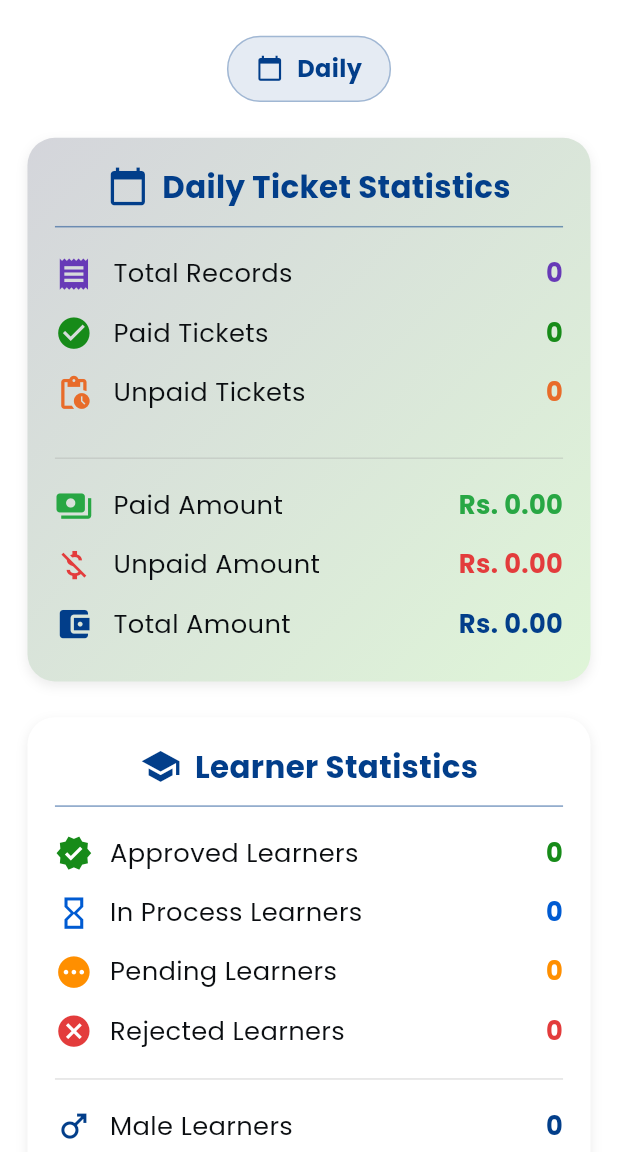
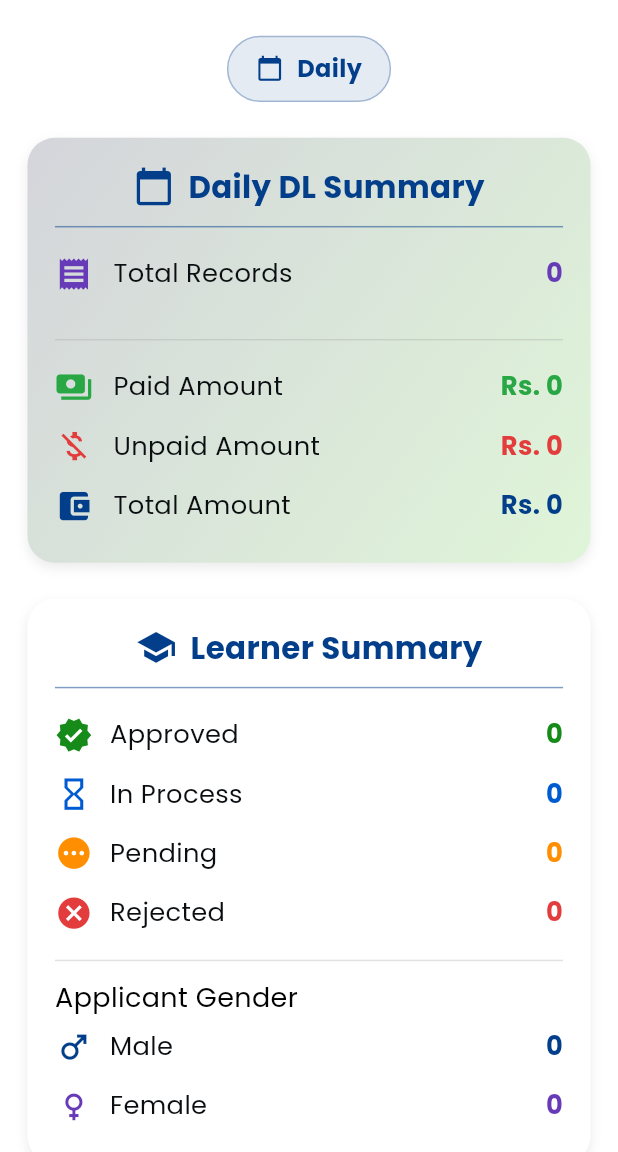
Before and after one commit to ehsanyaqoob/itp-summary-app, a Flutter app: the TotalDrivingLicencesView screen opened directly, on a phone screen of 412 x 824 dp, the part 84-1236 px from its top. Run offline on Flutter 3.47's test engine with Material 3 defaults, Android fonts, the phone set to English and light mode, and no system bars; our stand-ins replace fl_chart, flutter_screenutil, flutter_svg, fluttertoast, font_awesome_flutter, get and 2 more; network calls fail.

Commit message:
changes have maded as per desing team seggested

```diff
--- a/lib/screens/details_views/total_driving_licences.dart
+++ b/lib/screens/details_views/total_driving_licences.dart
@@ -1,5 +1,3 @@
-import 'package:flutter/material.dart';
-import 'package:get/get.dart';
 import 'package:trafficlly/models/dl_model.dart';
 import 'package:trafficlly/utills/export.dart';
 import 'package:trafficlly/widgets/App_Bar_Widget.dart';
@@ -30,12 +28,9 @@ class _TotalDrivingLicencesViewState extends State<TotalDrivingLicencesView> {
         ],
       ),
       backgroundColor: AppColors.scaffoldBackgroundColor,
-      body: Obx(() {
-        if (controller.isLoading.value && controller.isInitialLoad.value) {
-          return ShimmerClass();
-        }
-        return _buildContent();
-      }),
+      body: Obx(() => controller.isLoading.value && controller.isInitialLoad.value
+          ? ShimmerClass()
+          : _buildContent()),
     );
   }
 
@@ -49,6 +44,7 @@ class _TotalDrivingLicencesViewState extends State<TotalDrivingLicencesView> {
           DrivingLicencesInfoCard(
             selectedFilter: controller.selectedFilter.value,
             data: controller.licenceData.value,
+            formatAmount: controller.formatAmount,
           ),
           SizedBox(height: 20.h),
           LearnerStatisticsCard(data: controller.licenceData.value),
@@ -127,14 +123,16 @@ class _TotalDrivingLicencesViewState extends State<TotalDrivingLicencesView> {
   }
 }
 
-// -------------------------------------------------------------------
-// ========================== DRIVING LICENCE INFO CARD ==========================
-// -------------------------------------------------------------------
 class DrivingLicencesInfoCard extends StatelessWidget {
   final String selectedFilter;
   final DrivingLicenceModel data;
+  final String Function(double) formatAmount;
 
-  const DrivingLicencesInfoCard({required this.selectedFilter, required this.data});
+  const DrivingLicencesInfoCard({
+    required this.selectedFilter,
+    required this.data,
+    required this.formatAmount,
+  });
 
   @override
   Widget build(BuildContext context) {
@@ -160,27 +158,12 @@ class DrivingLicencesInfoCard extends StatelessWidget {
         children: [
           _buildHeader(),
           Divider(thickness: 1, color: AppColors.primary.withOpacity(0.5), height: 20.h),
-
-          _buildInfoRow(Icons.receipt, "Total Records",
-              data.getTotalRecords(selectedFilter).toString(), AppColors.deepPurple),
-
-          _buildInfoRow(Icons.check_circle, "Paid Tickets",
-              data.getPaidTickets(selectedFilter).toString(), AppColors.lime),
-
-          _buildInfoRow(Icons.pending_actions, "Unpaid Tickets",
-              data.getUnpaidTickets(selectedFilter).toString(), AppColors.orange),
-
+          _buildInfoRow(Icons.receipt, "Total Records", data.getTotalRecords(selectedFilter).toString(), AppColors.deepPurple),
           SizedBox(height: 10.h),
           Divider(thickness: 1, color: AppColors.grey.withOpacity(0.3), height: 20.h),
-
-          _buildInfoRow(Icons.payments, "Paid Amount",
-              "Rs. ${data.getPaidAmount(selectedFilter).toStringAsFixed(2)}", AppColors.violatorHistory),
-
-          _buildInfoRow(Icons.money_off, "Unpaid Amount",
-              "Rs. ${data.getUnpaidAmount(selectedFilter).toStringAsFixed(2)}", AppColors.appRed),
-
-          _buildInfoRow(Icons.account_balance_wallet, "Total Amount",
-              "Rs. ${data.getTotalAmount(selectedFilter).toStringAsFixed(2)}", AppColors.primary),
+          _buildInfoRow(Icons.payments, "Paid Amount", "Rs. ${formatAmount(data.getPaidAmount(selectedFilter))}", AppColors.violatorHistory),
+          _buildInfoRow(Icons.money_off, "Unpaid Amount", "Rs. ${formatAmount(data.getUnpaidAmount(selectedFilter))}", AppColors.appRed),
+          _buildInfoRow(Icons.account_balance_wallet, "Total Amount", "Rs. ${formatAmount(data.getTotalAmount(selectedFilter))}", AppColors.primary),
         ],
       ),
     );
@@ -193,7 +176,7 @@ class DrivingLicencesInfoCard extends StatelessWidget {
         Icon(Icons.calendar_today, color: AppColors.primary, size: 24.sp),
         SizedBox(width: 8.w),
         CustomText(
-          text: "${selectedFilter.capitalizeFirst} Ticket Statistics",
+          text: "${selectedFilter.capitalizeFirst} DL Summary",
           fontSize: 18.sp,
           fontWeight: FontWeight.bold,
           color: AppColors.primary,
@@ -208,33 +191,14 @@ class DrivingLicencesInfoCard extends StatelessWidget {
       child: Row(
         mainAxisAlignment: MainAxisAlignment.spaceBetween,
         children: [
-          Row(
-            children: [
-              Icon(icon, color: color, size: 22.sp),
-              SizedBox(width: 12.w),
-              CustomText(
-                text: title,
-                fontSize: 15.sp,
-                fontWeight: FontWeight.w500,
-                color: AppColors.appBlack1,
-              ),
-            ],
-          ),
-          CustomText(
-            text: value,
-            fontSize: 15.sp,
-            fontWeight: FontWeight.bold,
-            color: color,
-          ),
+          Row(children: [Icon(icon, color: color, size: 22.sp), SizedBox(width: 12.w), CustomText(text: title, fontSize: 15.sp, fontWeight: FontWeight.w500, color: AppColors.appBlack1)]),
+          CustomText(text: value, fontSize: 15.sp, fontWeight: FontWeight.bold, color: color),
         ],
       ),
     );
   }
 }
 
-// -------------------------------------------------------------------
-// ========================== LEARNER STATISTICS CARD ==========================
-// -------------------------------------------------------------------
 class LearnerStatisticsCard extends StatelessWidget {
   final DrivingLicenceModel data;
 
@@ -247,52 +211,24 @@ class LearnerStatisticsCard extends StatelessWidget {
       decoration: BoxDecoration(
         color: AppColors.white,
         borderRadius: BorderRadius.circular(16.r),
-        boxShadow: [
-          BoxShadow(
-            color: AppColors.grey.withOpacity(0.2),
-            blurRadius: 6,
-            offset: Offset(0, 3),
-          ),
-        ],
+        boxShadow: [BoxShadow(color: AppColors.grey.withOpacity(0.2), blurRadius: 6, offset: Offset(0, 3))],
       ),
       child: Column(
         crossAxisAlignment: CrossAxisAlignment.start,
         children: [
-          Row(
-            mainAxisAlignment: MainAxisAlignment.center,
-            children: [
-              Icon(Icons.school, color: AppColors.primary, size: 24.sp),
-              SizedBox(width: 8.w),
-              CustomText(
-                text: "Learner Statistics",
-                fontSize: 18.sp,
-                fontWeight: FontWeight.bold,
-                color: AppColors.primary,
-              ),
-            ],
+          Row(mainAxisAlignment: MainAxisAlignment.center, children: [Icon(Icons.school, color: AppColors.primary, size: 24.sp), SizedBox(width: 8.w), CustomText(text: "Learner Summary", fontSize: 18.sp, fontWeight: FontWeight.bold, color: AppColors.primary)]),
+          Divider(thickness: 1, color: AppColors.primary.withOpacity(0.5), height: 20.h),
+          _buildLearnerRow(Icons.verified, "Approved", data.approveLearner.toString(), AppColors.lime),
+          _buildLearnerRow(Icons.hourglass_empty, "In Process", data.inprocessLearner.toString(), AppColors.appSecondary),
+          _buildLearnerRow(Icons.pending, "Pending", data.pendingLearner.toString(), AppColors.amber),
+          _buildLearnerRow(Icons.cancel, "Rejected", data.rejectedLearner.toString(), AppColors.appRed),
+          Divider(thickness: 1, color: AppColors.grey.withOpacity(0.3), height: 20.h),
+          CustomText(text: 'Applicant Gender', color: AppColors.black,
+          fontSize: 18.0,
+
           ),
-
-          Divider(thickness: 1, color: AppColors.primary.withOpacity(0.5), height: 20.h),
-
-          _buildLearnerRow(Icons.verified, "Approved Learners",
-              data.approveLearner.toString(), AppColors.lime),
-
-          _buildLearnerRow(Icons.hourglass_empty, "In Process Learners",
-              data.inprocessLearner.toString(), AppColors.appSecondary),
-
-          _buildLearnerRow(Icons.pending, "Pending Learners",
-              data.pendingLearner.toString(), AppColors.amber),
-
-          _buildLearnerRow(Icons.cancel, "Rejected Learners",
-              data.rejectedLearner.toString(), AppColors.appRed),
-
-          Divider(thickness: 1, color: AppColors.grey.withOpacity(0.3), height: 20.h),
-
-          _buildLearnerRow(Icons.male, "Male Learners",
-              data.maleLearner.toString(), AppColors.primary),
-
-          _buildLearnerRow(Icons.female, "Female Learners",
-              data.femaleLearner.toString(), AppColors.deepPurple),
+          _buildLearnerRow(Icons.male, "Male", data.maleLearner.toString(), AppColors.primary),
+          _buildLearnerRow(Icons.female, "Female", data.femaleLearner.toString(), AppColors.deepPurple),
         ],
       ),
     );
@@ -304,23 +240,8 @@ class LearnerStatisticsCard extends StatelessWidget {
       child: Row(
         mainAxisAlignment: MainAxisAlignment.spaceBetween,
         children: [
-          Row(
-            children: [
-              Icon(icon, color: color, size: 22.sp),
-              SizedBox(width: 10.w),
-              CustomText(
-                text: title,
-                fontSize: 15.sp,
-                color: AppColors.appBlack1,
-              ),
-            ],
-          ),
-          CustomText(
-            text: value,
-            fontSize: 15.sp,
-            fontWeight: FontWeight.bold,
-            color: color,
-          ),
+          Row(children: [Icon(icon, color: color, size: 22.sp), SizedBox(width: 10.w), CustomText(text: title, fontSize: 15.sp, color: AppColors.appBlack1)]),
+          CustomText(text: value, fontSize: 15.sp, fontWeight: FontWeight.bold, color: color),
         ],
       ),
     );
```
Also changed, not shown: lib/controllers/challans_controller.dart (+11 -29 lines), lib/controllers/dl_controller.dart (+90 -102 lines), lib/screens/details_views/total_chllan_amount.dart (+10 -8 lines), lib/screens/details_views/total_dl_amount.dart (+11 -6 lines), lib/screens/home_view.dart/home_view.dart (+29 -26 lines), lib/screens/summary_card.dart (+25 -38 lines), 57 other files.
